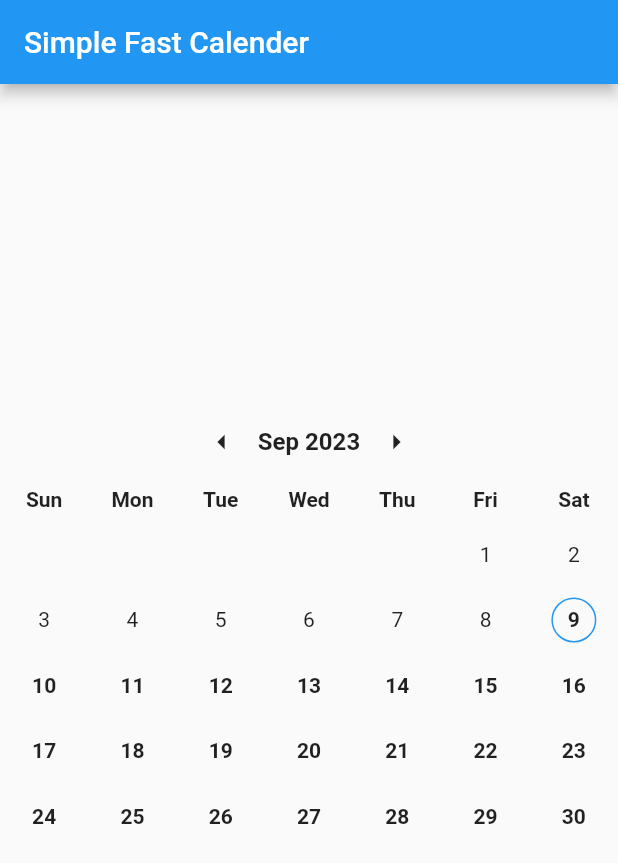
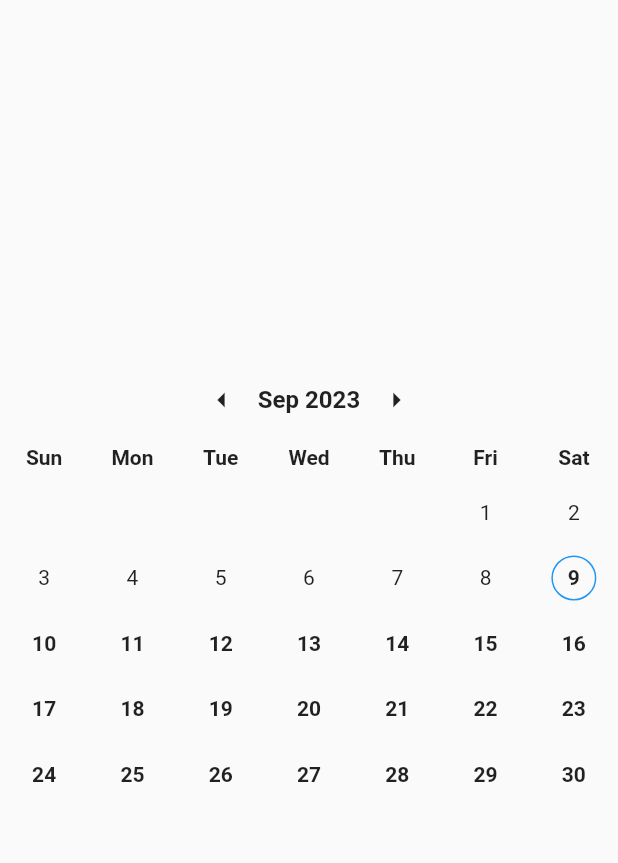
Before and after one commit to CodeRebirth/custom_calendar, a Flutter app: the screen it shows after launch, on a phone screen of 412 x 824 dp. Shown: the top 863 px of the screen. Run offline on Flutter 3.47's test engine with Material 2 defaults, Android fonts, the phone set to English and light mode, and no system bars.

Commit message:
bug fix for scaffold issue in calendar widget

```diff
--- a/example/lib/main.dart
+++ b/example/lib/main.dart
@@ -12,7 +12,8 @@ class MyApp extends StatelessWidget {
   Widget build(BuildContext context) {
     return MaterialApp(
         debugShowCheckedModeBanner: false,
-        home: CalendarApp(
+        home: Scaffold(
+          body: CalendarApp(
             startDate: DateTime(2022, 1, 1),
             endDate: DateTime(2024, 1, 1),
             enablePredicate: (date) {
@@ -25,6 +26,7 @@ class MyApp extends StatelessWidget {
                 return false;
               }
             },
+          ),
         ));
   }
 }
--- a/lib/lightweight_calendar_app.dart
+++ b/lib/lightweight_calendar_app.dart
@@ -92,11 +92,7 @@ class _CalendarAppState extends State<CalendarApp> {
 
   @override
   Widget build(BuildContext context) {
-    return Scaffold(
-      appBar: AppBar(
-        title: const Text('Simple Fast Calender'),
-      ),
-      body: Column(
+    return Column(
       mainAxisAlignment: MainAxisAlignment.center,
       children: <Widget>[
         if (widget.showHeader)
@@ -144,7 +140,6 @@ class _CalendarAppState extends State<CalendarApp> {
           },
         )
       ],
-      ),
     );
   }
 
```
Lines whose indentation alone changed are shown as unchanged.
